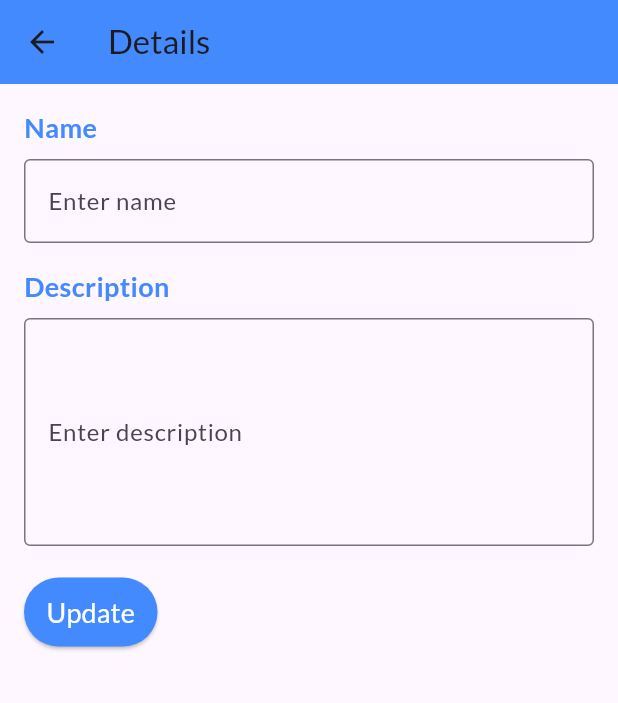
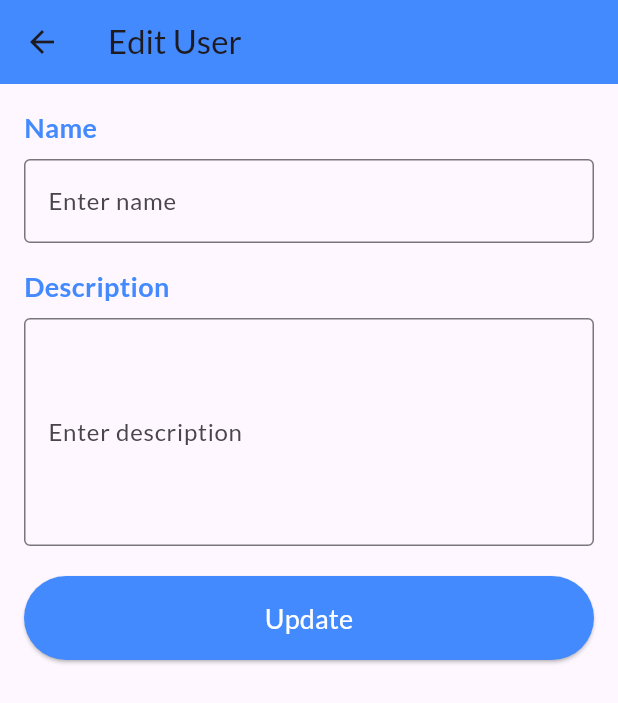
Before and after one commit to priyadarsan1234/Notepad-Application-Flutter, a Flutter app: the Edit screen opened directly with empty values, on a phone screen of 412 x 824 dp. Shown: the top 703 px of the screen. Run offline on Flutter 3.47's test engine with Material 3 defaults, Android fonts, the phone set to English and light mode, and no system bars; our stand-ins replace cloud_firestore, firebase_auth, firebase_core, google_fonts, shared_preferences; accounts and stored records are empty.

Commit message:
update changes

```diff
--- a/lib/EditScreen.dart
+++ b/lib/EditScreen.dart
@@ -59,6 +59,7 @@ class _EditState extends State<Edit> {
           content: Text('User details updated successfully'),
         ),
       );
+
       Navigator.push(
         context,
         MaterialPageRoute(
@@ -79,13 +80,13 @@ class _EditState extends State<Edit> {
   Widget build(BuildContext context) {
     return Scaffold(
       appBar: AppBar(
-        title: const Text('Details'),
+        title: Text('Edit User'),
         backgroundColor: Colors.blueAccent,
       ),
       body: Padding(
         padding: const EdgeInsets.all(16.0),
         child: Column(
-          crossAxisAlignment: CrossAxisAlignment.start,
+          crossAxisAlignment: CrossAxisAlignment.stretch,
           children: [
             Text(
               'Name',
@@ -131,7 +132,7 @@ class _EditState extends State<Edit> {
               style: ElevatedButton.styleFrom(
                 primary: Colors.blueAccent,
                 onPrimary: Colors.white,
-                padding: EdgeInsets.symmetric(vertical: 10, horizontal: 15),
+                padding: EdgeInsets.symmetric(vertical: 15),
               ),
               child: Text(
                 'Update',
--- a/lib/view_users_screen.dart
+++ b/lib/view_users_screen.dart
@@ -45,6 +45,7 @@ class _ViewdataState extends State<Viewdata> {
 
   Future<void> _deleteUser(String documentId) async {
     await users!.doc(documentId).delete();
+
   }
 
   Future<void> clearSharedPreferences() async {
```
Also changed, not shown: lib/login_screen.dart (+21 -2 lines), lib/signup_screen.dart (+21 -7 lines).
